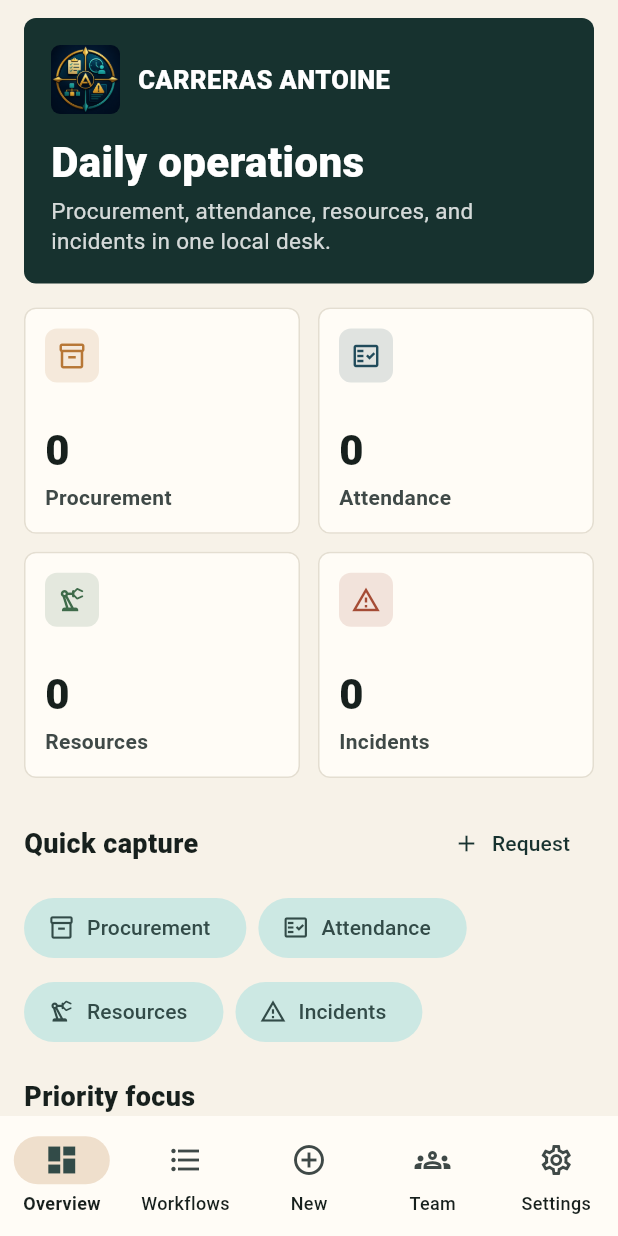
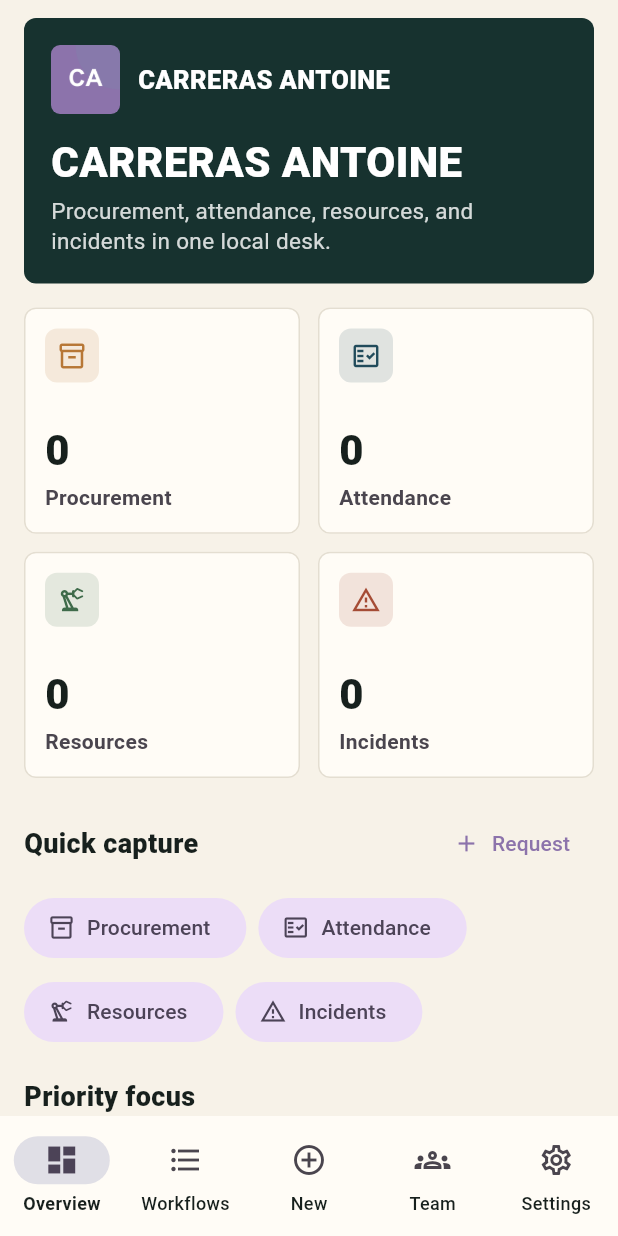
Before and after one commit to EOOrga/68d9d1041299230338d566f8, a Flutter app: the screen it shows after launch, on a phone screen of 412 x 824 dp. Run offline on Flutter 3.47's test engine with Material 3 defaults, Android fonts, the light colour scheme and no system bars; our stand-ins replace shared_preferences.

Commit message:
Create Flutter variant com.chamakh.carrerasantoine

```diff
--- a/lib/main.dart
+++ b/lib/main.dart
@@ -16,9 +16,9 @@
 
   @override
   Widget build(BuildContext context) {
-    const primary = Color(0xFF17322F);
-    const secondary = Color(0xFFB77736);
-    const tertiary = Color(0xFF214B5B);
+    const primary = Color(0xFF8C73AB);
+    const secondary = Color(0xFF7376AB);
+    const tertiary = Color(0xFF7392AB);
     const background = Color(0xFFF7F2E8);
 
     final baseScheme =
@@ -504,7 +504,7 @@
       padding: const EdgeInsets.fromLTRB(16, 12, 16, 24),
       children: [
         const BrandHeader(
-          title: 'Daily operations',
+          title: 'CARRERAS ANTOINE',
           subtitle:
               'Procurement, attendance, resources, and incidents in one local desk.',
         ),
--- a/pubspec.yaml
+++ b/pubspec.yaml
@@ -1,4 +1,4 @@
-name: carreras_antoine
+name: carrerasantoine
 description: "Offline operations app for CARRERAS ANTOINE."
 publish_to: 'none'
 version: 1.0.0+1
@@ -27,6 +27,6 @@
   android: true
   ios: false
   image_path: docs/icon.png
-  adaptive_icon_background: "#F7F2E8"
+  adaptive_icon_background: "#7392AB"
   adaptive_icon_foreground: docs/icon.png
   min_sdk_android: 23
```
Also changed, not shown: docs/icon.png, 11 other files.
